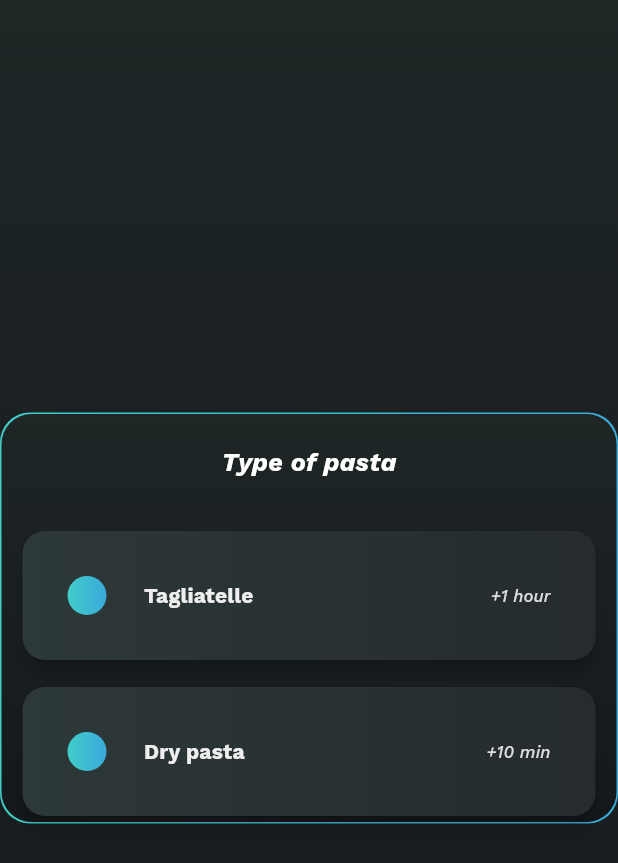
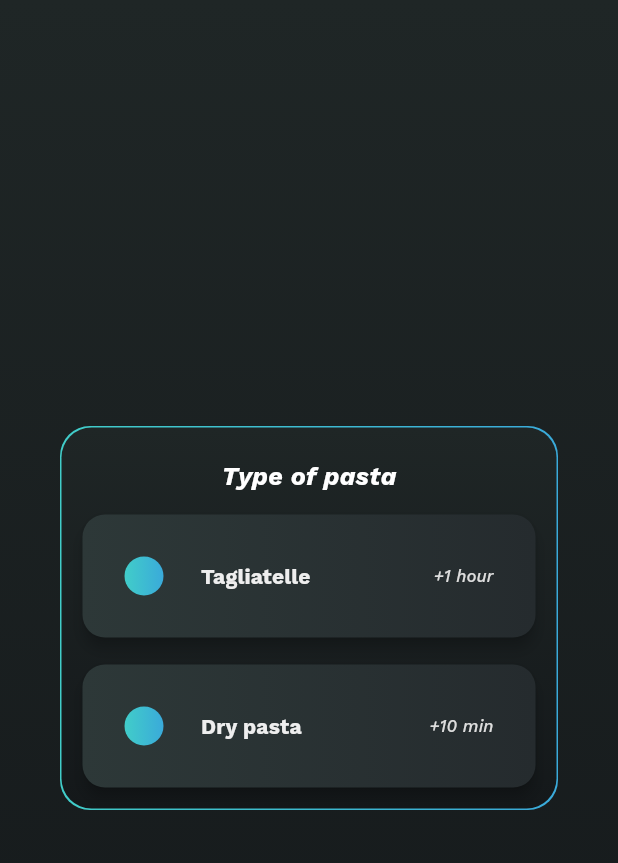
Before and after one commit to 3enedict/limelight, a Flutter app: the Calendar widget shown alone on an empty page, opened directly with empty values, on a phone screen of 412 x 824 dp. Shown: the top 863 px of the screen. Run offline on Flutter 3.47's test engine with Material 2 defaults, Android fonts, the phone set to English and light mode, and no system bars; our stand-ins replace fluttericon, google_fonts, shared_preferences; accounts and stored records are empty; statements that could not run were skipped.

Commit message:
Added content to variation subpage (beautiful ?..)

```diff
--- a/lib/data/variation_group.dart
+++ b/lib/data/variation_group.dart
@@ -1,4 +1,7 @@
+import 'package:flutter/material.dart';
+
 import 'package:limelight/data/variation.dart';
+import 'package:limelight/widgets/variation_picker.dart';
 
 class VariationGroup {
   final String groupName;
@@ -31,4 +34,12 @@ class VariationGroup {
       'variations': variations,
     };
   }
+
+  VariationPicker toVariationPicker(void Function(Variation) onPressed) {
+    return VariationPicker(
+      groupName: groupName,
+      variations: variations,
+      onPressed: onPressed,
+    );
+  }
 }
--- a/lib/pages/recipe_description_subpages/ingredient_page.dart
+++ b/lib/pages/recipe_description_subpages/ingredient_page.dart
@@ -44,7 +44,7 @@ class IngredientSubPage extends StatelessWidget {
             child: ItemList(
               title: "Ingredients",
               titleBackground: const AssetImage('assets/Ingredient.jpg'),
-              gradient: fishGradient,
+              gradient: limelightGradient,
               items: SliverList(
                 delegate: SliverChildBuilderDelegate(
                   (BuildContext context, int index) {
--- a/lib/pages/variation_picker_page.dart
+++ b/lib/pages/variation_picker_page.dart
@@ -10,16 +10,16 @@ import 'package:limelight/widgets/items/compact_item.dart';
 import 'package:limelight/data/recipe.dart';
 import 'package:limelight/gradients.dart';
 
-class VariationPicker extends StatefulWidget {
+class VariationPickerPage extends StatefulWidget {
   final int recipeId;
 
-  const VariationPicker({super.key, required this.recipeId});
+  const VariationPickerPage({super.key, required this.recipeId});
 
   @override
-  State<VariationPicker> createState() => VariationPickerState();
+  State<VariationPickerPage> createState() => VariationPickerPageState();
 }
 
-class VariationPickerState extends State<VariationPicker> {
+class VariationPickerPageState extends State<VariationPickerPage> {
   int _variationNumber = 0;
 
   @override
@@ -49,25 +49,11 @@ class VariationPickerState extends State<VariationPicker> {
     return EmptyPage(
       gradient: limelightGradient,
       child: Center(
-        child: GradientBox(
-          child: Column(
-            mainAxisSize: MainAxisSize.min,
-            children: [
-              Container(
-                margin: const EdgeInsets.all(20),
-                child: Text(
-                  variationGroup.groupName,
-                  style: GoogleFonts.workSans(
-                    fontSize: 14 * MediaQuery.of(context).textScaleFactor * 1.2,
-                    fontStyle: FontStyle.italic,
-                    fontWeight: FontWeight.bold,
-                    textStyle: const TextStyle(color: Colors.white),
-                  ),
-                ),
-              ),
-              ...variationButtons,
-            ],
-          ),
+        child: variationGroup.toVariationPicker(
+          (variation) => setState(() {
+            setVariation(widget.recipeId, variation.name);
+            _variationNumber += 1;
+          }),
         ),
       ),
     );
--- a/lib/widgets/calendar.dart
+++ b/lib/widgets/calendar.dart
@@ -42,7 +42,7 @@ class CalendarState extends State<Calendar> {
     }
 
     if (_needToAskForVariations == true) {
-      return VariationPicker(recipeId: widget.recipeId);
+      return VariationPickerPage(recipeId: widget.recipeId);
     }
 
     final DateTime startDate = DateTime.now().subtract(
--- a/lib/widgets/gradient_box.dart
+++ b/lib/widgets/gradient_box.dart
@@ -27,6 +27,8 @@ class GradientBox extends StatelessWidget {
         ),
         borderRadius: BorderRadius.circular(borderRadius),
       ),
+      width: width,
+      height: height,
       child: Padding(
         padding: const EdgeInsets.all(1),
         child: DecoratedBox(
--- a/lib/widgets/items/compact_item.dart
+++ b/lib/widgets/items/compact_item.dart
@@ -37,7 +37,7 @@ class CompactItem extends StatelessWidget {
         gradient: backgroundGradient,
         borderRadius: borderSize,
         onPressed: () => onPressed(),
-        padding: const EdgeInsets.all(30),
+        padding: const EdgeInsets.all(28),
         child: Row(
           children: [
             Container(
--- /dev/null
+++ b/lib/widgets/variation_picker.dart
@@ -0,0 +1,53 @@
+import 'package:flutter/material.dart';
+
+import 'package:google_fonts/google_fonts.dart';
+
+import 'package:limelight/data/variation.dart';
+import 'package:limelight/widgets/gradient_box.dart';
+import 'package:limelight/widgets/items/compact_item.dart';
+
+class VariationPicker extends StatelessWidget {
+  final String groupName;
+  final List<Variation> variations;
+  final void Function(Variation) onPressed;
+
+  const VariationPicker({
+    super.key,
+    required this.groupName,
+    required this.variations,
+    required this.onPressed,
+  });
+
+  @override
+  Widget build(BuildContext context) {
+    List<CompactItem> variationButtons = [];
+    for (var variation in variations) {
+      variationButtons.add(
+        variation.toCompactItem(() => onPressed(variation)),
+      );
+    }
+
+    return GradientBox(
+      width: MediaQuery.of(context).size.width - 80,
+      child: Column(
+        mainAxisSize: MainAxisSize.min,
+        children: [
+          Container(
+            margin: const EdgeInsets.fromLTRB(20, 20, 20, 0),
+            child: Text(
+              groupName,
+              style: GoogleFonts.workSans(
+                fontSize: 14 * MediaQuery.of(context).textScaleFactor * 1.2,
+                fontStyle: FontStyle.italic,
+                fontWeight: FontWeight.bold,
+                textStyle: const TextStyle(color: Colors.white),
+              ),
+            ),
+          ),
+          ...variationButtons,
+          const SizedBox(height: 10),
+        ],
+      ),
+    );
+  }
+}
```
Also changed, not shown: lib/pages/recipe_description_page.dart (+2 -5 lines), lib/pages/recipe_description_subpages/recipe_page.dart (+11 -4 lines), lib/pages/recipe_description_subpages/variation_page.dart (+9 -5 lines).
